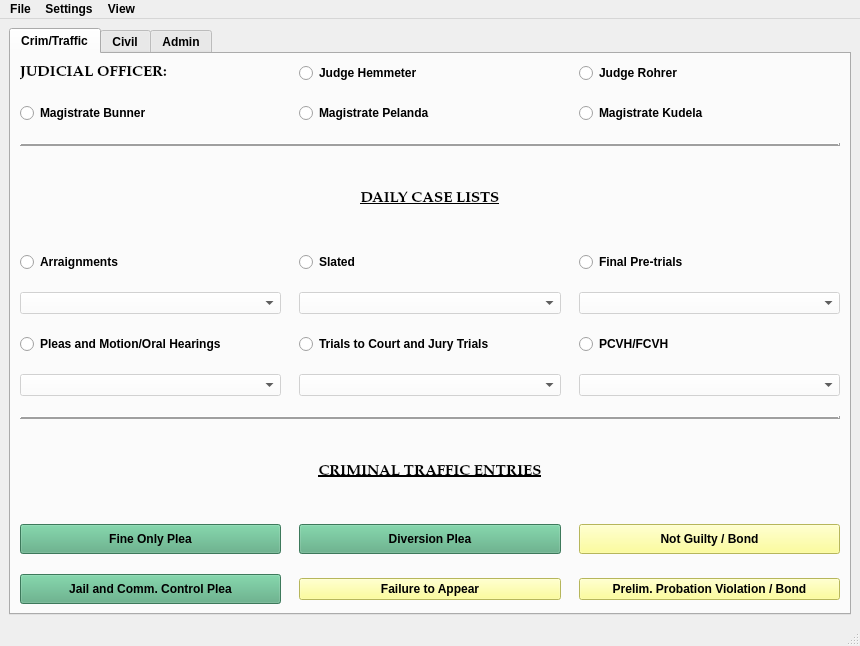
First picture: the form in package/views/ui/MainWindow.ui, repository HunterProgram22/MuniEntry, before the edit.
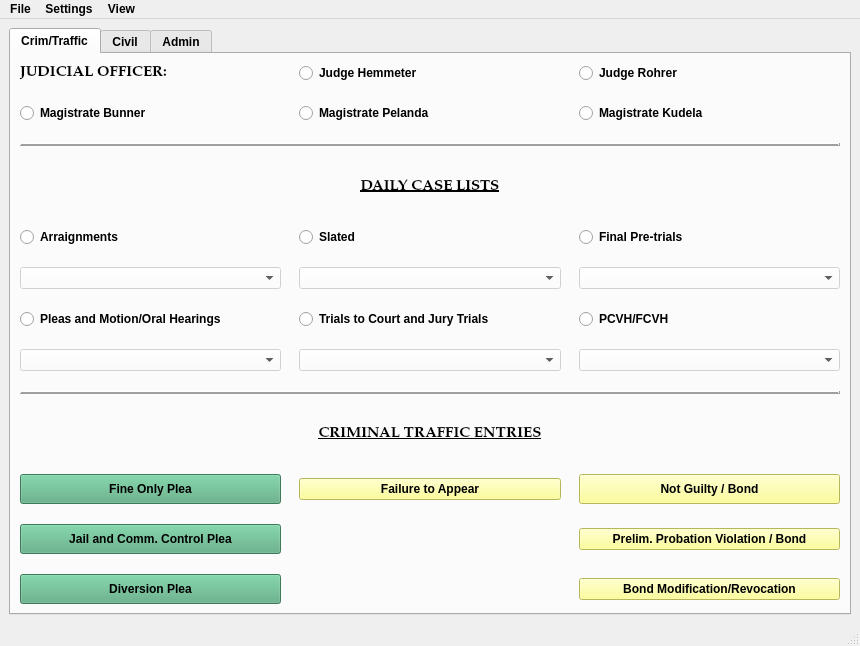
Second picture: the form after the edit.

Commit message:
Add Bond Hearing Dialog and Template.
Bond Hearing opening and passing main window tests.

Added bond hearing test file.

Updated tests.

Connected Bond Hearing Info Checker.

Added test to create entry.

Test create all entries opening Bond Hearing entry.

Added test for bond decision model update.

Model for bond modification updating.

Template updated for all bond motion conditions.

Updated Bond Hearing UI.

Added info check for bond modification decision.

Hide bond boxes when not used working.

All tests green.

```diff
--- a/package/views/ui/MainWindow.ui
+++ b/package/views/ui/MainWindow.ui
@@ -45,31 +45,21 @@
        <attribute name="title">
         <string>Crim/Traffic</string>
        </attribute>
-       <layout class="QGridLayout" name="gridLayout_2" rowstretch="1,1,1,2,2,2,2,1,2,2,2,2" columnstretch="0,0,0">
+       <layout class="QGridLayout" name="gridLayout_2" rowstretch="1,1,1,2,2,2,2,1,2,2,2,2,0" columnstretch="0,0,0">
         <property name="horizontalSpacing">
          <number>18</number>
         </property>
         <property name="verticalSpacing">
          <number>20</number>
         </property>
-        <item row="7" column="1">
-         <widget class="QComboBox" name="trials_to_court_cases_box">
-          <property name="enabled">
-           <bool>false</bool>
+        <item row="1" column="2">
+         <widget class="QRadioButton" name="kudela_radioButton">
+          <property name="text">
+           <string>Magistrate Kudela</string>
           </property>
-          <property name="styleSheet">
-           <string notr="true">background-color: rgb(255, 255, 255);</string>
-          </property>
-         </widget>
-        </item>
-        <item row="7" column="0">
-         <widget class="QComboBox" name="pleas_cases_box">
-          <property name="enabled">
-           <bool>false</bool>
-          </property>
-          <property name="styleSheet">
-           <string notr="true">background-color: rgb(255, 255, 255);</string>
-          </property>
+          <attribute name="buttonGroup">
+           <string notr="true">buttonGroup</string>
+          </attribute>
          </widget>
         </item>
         <item row="6" column="0">
@@ -82,6 +72,16 @@
           </attribute>
          </widget>
         </item>
+        <item row="7" column="0">
+         <widget class="QComboBox" name="pleas_cases_box">
+          <property name="enabled">
+           <bool>false</bool>
+          </property>
+          <property name="styleSheet">
+           <string notr="true">background-color: rgb(255, 255, 255);</string>
+          </property>
+         </widget>
+        </item>
         <item row="6" column="1">
          <widget class="QRadioButton" name="trials_to_court_radioButton">
           <property name="text">
@@ -92,6 +92,36 @@
           </attribute>
          </widget>
         </item>
+        <item row="7" column="1">
+         <widget class="QComboBox" name="trials_to_court_cases_box">
+          <property name="enabled">
+           <bool>false</bool>
+          </property>
+          <property name="styleSheet">
+           <string notr="true">background-color: rgb(255, 255, 255);</string>
+          </property>
+         </widget>
+        </item>
+        <item row="3" column="0" colspan="3">
+         <widget class="QLabel" name="label_3">
+          <property name="font">
+           <font>
+            <family>Palatino Linotype</family>
+            <pointsize>11</pointsize>
+            <weight>75</weight>
+            <italic>false</italic>
+            <bold>true</bold>
+            <underline>true</underline>
+           </font>
+          </property>
+          <property name="text">
+           <string>DAILY CASE LISTS</string>
+          </property>
+          <property name="alignment">
+           <set>Qt::AlignCenter</set>
+          </property>
+         </widget>
+        </item>
         <item row="1" column="1">
          <widget class="QRadioButton" name="pelanda_radioButton">
           <property name="text">
@@ -128,39 +158,29 @@
           </property>
          </widget>
         </item>
-        <item row="3" column="0" colspan="3">
-         <widget class="QLabel" name="label_3">
-          <property name="font">
-           <font>
-            <family>Palatino Linotype</family>
-            <pointsize>11</pointsize>
-            <weight>75</weight>
-            <italic>false</italic>
-            <bold>true</bold>
-            <underline>true</underline>
-           </font>
+        <item row="2" column="0" colspan="3">
+         <widget class="Line" name="line">
+          <property name="frameShadow">
+           <enum>QFrame::Raised</enum>
           </property>
-          <property name="text">
-           <string>DAILY CASE LISTS</string>
+          <property name="lineWidth">
+           <number>2</number>
           </property>
-          <property name="alignment">
-           <set>Qt::AlignCenter</set>
+          <property name="orientation">
+           <enum>Qt::Horizontal</enum>
           </property>
          </widget>
         </item>
-        <item row="0" column="0">
-         <widget class="QLabel" name="label">
-          <property name="font">
-           <font>
-            <family>Palatino Linotype</family>
-            <pointsize>11</pointsize>
-            <weight>75</weight>
-            <italic>false</italic>
-            <bold>true</bold>
-           </font>
+        <item row="5" column="0">
+         <widget class="QComboBox" name="arraignment_cases_box">
+          <property name="enabled">
+           <bool>false</bool>
           </property>
-          <property name="text">
-           <string>JUDICIAL OFFICER:</string>
+          <property name="styleSheet">
+           <string notr="true">background-color: rgb(255, 255, 255);</string>
+          </property>
+          <property name="editable">
+           <bool>false</bool>
           </property>
          </widget>
         </item>
@@ -174,37 +194,20 @@
           </attribute>
          </widget>
         </item>
-        <item row="5" column="0">
-         <widget class="QComboBox" name="arraignment_cases_box">
-          <property name="enabled">
-           <bool>false</bool>
+        <item row="0" column="0">
+         <widget class="QLabel" name="label">
+          <property name="font">
+           <font>
+            <family>Palatino Linotype</family>
+            <pointsize>11</pointsize>
+            <weight>75</weight>
+            <italic>false</italic>
+            <bold>true</bold>
+           </font>
           </property>
-          <property name="styleSheet">
-           <string notr="true">background-color: rgb(255, 255, 255);</string>
-          </property>
-          <property name="editable">
-           <bool>false</bool>
-          </property>
-         </widget>
-        </item>
-        <item row="4" column="1">
-         <widget class="QRadioButton" name="slated_radioButton">
           <property name="text">
-           <string>Slated                                  </string>
+           <string>JUDICIAL OFFICER:</string>
           </property>
-          <attribute name="buttonGroup">
-           <string notr="true">buttonGroup_2</string>
-          </attribute>
-         </widget>
-        </item>
-        <item row="4" column="2">
-         <widget class="QRadioButton" name="final_pretrial_radioButton">
-          <property name="text">
-           <string>Final Pre-trials</string>
-          </property>
-          <attribute name="buttonGroup">
-           <string notr="true">buttonGroup_2</string>
-          </attribute>
          </widget>
         </item>
         <item row="10" column="2">
@@ -239,17 +242,24 @@
           </property>
          </widget>
         </item>
-        <item row="5" column="2">
-         <widget class="QComboBox" name="final_pretrial_cases_box">
-          <property name="enabled">
-           <bool>false</bool>
+        <item row="4" column="1">
+         <widget class="QRadioButton" name="slated_radioButton">
+          <property name="text">
+           <string>Slated                                  </string>
           </property>
-          <property name="styleSheet">
-           <string notr="true">background-color: rgb(255, 255, 255);</string>
+          <attribute name="buttonGroup">
+           <string notr="true">buttonGroup_2</string>
+          </attribute>
+         </widget>
+        </item>
+        <item row="4" column="2">
+         <widget class="QRadioButton" name="final_pretrial_radioButton">
+          <property name="text">
+           <string>Final Pre-trials</string>
           </property>
-          <property name="editable">
-           <bool>false</bool>
-          </property>
+          <attribute name="buttonGroup">
+           <string notr="true">buttonGroup_2</string>
+          </attribute>
          </widget>
         </item>
         <item row="11" column="0">
@@ -278,19 +288,16 @@
           </attribute>
          </widget>
         </item>
-        <item row="10" column="1">
-         <widget class="QPushButton" name="DiversionButton">
-          <property name="minimumSize">
-           <size>
-            <width>120</width>
-            <height>30</height>
-           </size>
+        <item row="5" column="2">
+         <widget class="QComboBox" name="final_pretrial_cases_box">
+          <property name="enabled">
+           <bool>false</bool>
           </property>
           <property name="styleSheet">
-           <string notr="true">background-color: rgb(85, 170, 127);</string>
+           <string notr="true">background-color: rgb(255, 255, 255);</string>
           </property>
-          <property name="text">
-           <string>Diversion Plea</string>
+          <property name="editable">
+           <bool>false</bool>
           </property>
          </widget>
         </item>
@@ -314,36 +321,6 @@
           </attribute>
          </widget>
         </item>
-        <item row="1" column="2">
-         <widget class="QRadioButton" name="kudela_radioButton">
-          <property name="text">
-           <string>Magistrate Kudela</string>
-          </property>
-          <attribute name="buttonGroup">
-           <string notr="true">buttonGroup</string>
-          </attribute>
-         </widget>
-        </item>
-        <item row="9" column="0" colspan="3">
-         <widget class="QLabel" name="label_2">
-          <property name="font">
-           <font>
-            <family>Palatino Linotype</family>
-            <pointsize>11</pointsize>
-            <weight>75</weight>
-            <italic>false</italic>
-            <bold>true</bold>
-            <underline>true</underline>
-           </font>
-          </property>
-          <property name="text">
-           <string>CRIMINAL TRAFFIC ENTRIES</string>
-          </property>
-          <property name="alignment">
-           <set>Qt::AlignCenter</set>
-          </property>
-         </widget>
-        </item>
         <item row="11" column="2">
          <widget class="QPushButton" name="ProbationViolationBondButton">
           <property name="styleSheet">
@@ -354,20 +331,23 @@
           </property>
          </widget>
         </item>
-        <item row="11" column="1">
-         <widget class="QPushButton" name="FailureToAppearButton">
-          <property name="styleSheet">
-           <string notr="true">background-color: rgb(255, 255, 127);</string>
+        <item row="9" column="0" colspan="3">
+         <widget class="QLabel" name="label_2">
+          <property name="font">
+           <font>
+            <family>Palatino Linotype</family>
+            <pointsize>11</pointsize>
+            <weight>75</weight>
+            <italic>false</italic>
+            <bold>true</bold>
+            <underline>true</underline>
+           </font>
           </property>
           <property name="text">
-           <string>Failure to Appear</string>
+           <string>CRIMINAL TRAFFIC ENTRIES</string>
           </property>
-         </widget>
-        </item>
-        <item row="6" column="2">
-         <widget class="QRadioButton" name="pcvh_fcvh_radioButton">
-          <property name="text">
-           <string>PCVH/FCVH</string>
+          <property name="alignment">
+           <set>Qt::AlignCenter</set>
           </property>
           <attribute name="buttonGroup">
            <string notr="true">buttonGroup_2</string>
@@ -384,6 +364,16 @@
           </property>
          </widget>
         </item>
+        <item row="6" column="2">
+         <widget class="QRadioButton" name="pcvh_fcvh_radioButton">
+          <property name="text">
+           <string>PCVH/FCVH</string>
+          </property>
+          <attribute name="buttonGroup">
+           <string notr="true">buttonGroup_2</string>
+          </attribute>
+         </widget>
+        </item>
         <item row="8" column="0" colspan="3">
          <widget class="Line" name="line_2">
           <property name="frameShadow">
@@ -397,6 +387,42 @@
           </property>
          </widget>
         </item>
+        <item row="12" column="2">
+         <widget class="QPushButton" name="BondHearingButton">
+          <property name="styleSheet">
+           <string notr="true">background-color: rgb(255, 255, 127);</string>
+          </property>
+          <property name="text">
+           <string>Bond Modification/Revocation</string>
+          </property>
+         </widget>
+        </item>
+        <item row="12" column="0">
+         <widget class="QPushButton" name="DiversionButton">
+          <property name="minimumSize">
+           <size>
+            <width>120</width>
+            <height>30</height>
+           </size>
+          </property>
+          <property name="styleSheet">
+           <string notr="true">background-color: rgb(85, 170, 127);</string>
+          </property>
+          <property name="text">
+           <string>Diversion Plea</string>
+          </property>
+         </widget>
+        </item>
+        <item row="10" column="1">
+         <widget class="QPushButton" name="FailureToAppearButton">
+          <property name="styleSheet">
+           <string notr="true">background-color: rgb(255, 255, 127);</string>
+          </property>
+          <property name="text">
+           <string>Failure to Appear</string>
+          </property>
+         </widget>
+        </item>
        </layout>
       </widget>
       <widget class="QWidget" name="civilTab">
```
Left out of the diff: 18 changed lines with no effect on the pictures. The commit also changes 154 other files.
